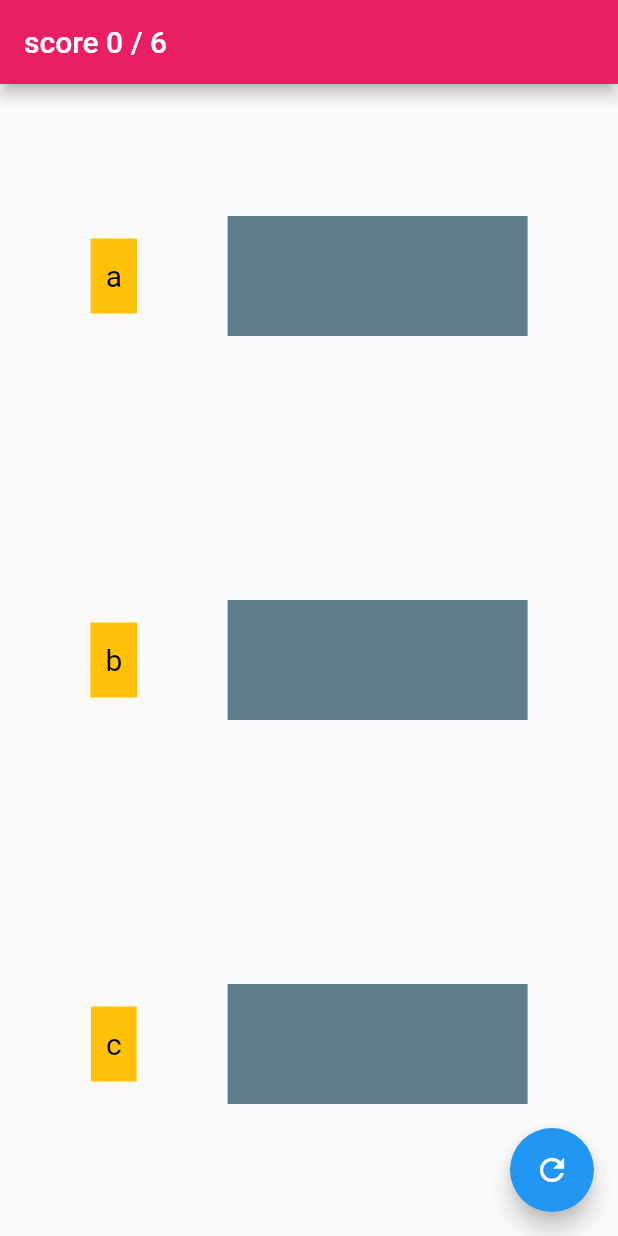
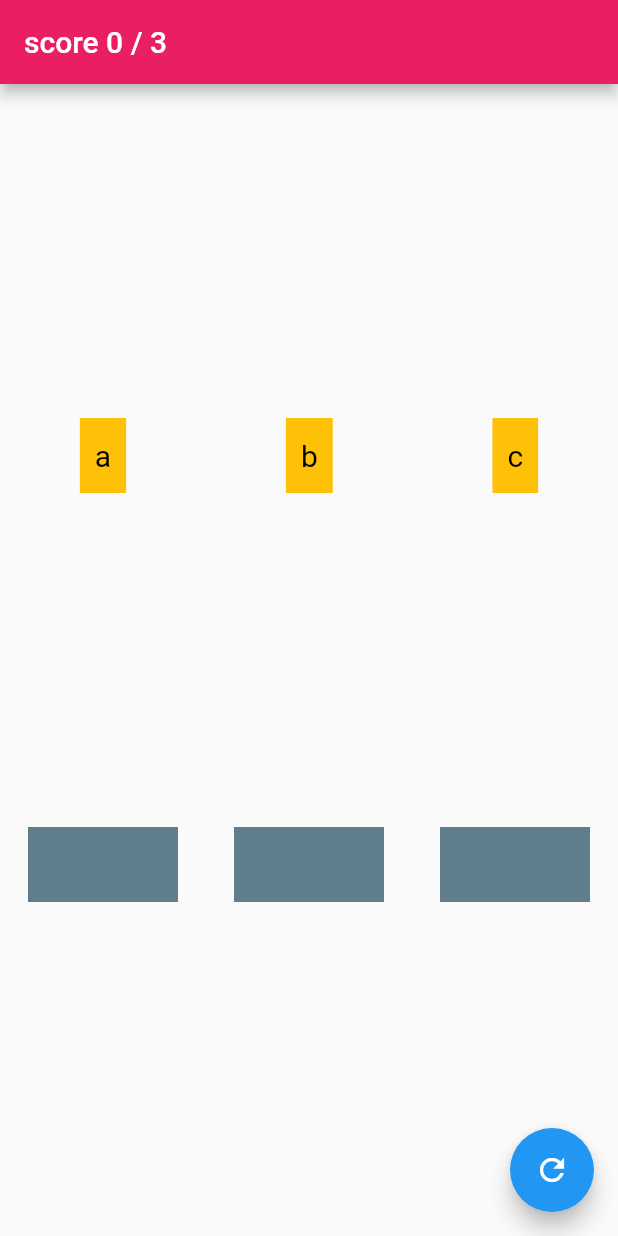
Before and after one commit to RafiaChy/duolingo_clone, a Flutter app: the screen it shows after launch, on a phone screen of 412 x 824 dp. Run offline on Flutter 3.47's test engine with Material 2 defaults, Android fonts, the phone set to English and light mode, and no system bars; Roboto replaces fonts that are missing (PressStart).

Commit message:
updated dragtarget individually

```diff
--- a/lib/pages/ColorGame.dart
+++ b/lib/pages/ColorGame.dart
@@ -23,7 +23,7 @@ class _ColorGameState extends State<ColorGame> {
   @override
   Widget build(BuildContext context) {
     return Scaffold(appBar: AppBar(
-      title: Text('score ${score.length} / 6'),
+      title: Text('score ${score.length} / 3'),
       backgroundColor: Colors.pink,
 
     ),
@@ -31,10 +31,10 @@ class _ColorGameState extends State<ColorGame> {
       score.clear();
       seed++;
     });}, child: Icon(Icons.refresh),),
-    body: Row(
+    body: Column(
       mainAxisAlignment: MainAxisAlignment.spaceEvenly,
       children: [
-        Column(
+        Row(
           mainAxisAlignment: MainAxisAlignment.spaceAround,
          // crossAxisAlignment: CrossAxisAlignment.end,
           children: choices.keys.map((e) {return
@@ -42,10 +42,11 @@ class _ColorGameState extends State<ColorGame> {
            }).toList()
         ),
 
-        Column(
+        Row(
           mainAxisAlignment: MainAxisAlignment.spaceAround,
          // crossAxisAlignment: CrossAxisAlignment.start,
-          children: choices.keys.map((e) => buildTarget(e)).toList(),
+          children: choices.keys.map((e) => Container(  height: 50,
+        width: 100,child: buildTarget(e))).toList()..shuffle(Random(seed)),
         )
       ],
     ),
@@ -60,8 +61,7 @@ class _ColorGameState extends State<ColorGame> {
         color:  Colors.pink,
         child: Text('Correct'),
         alignment: Alignment.center,
-        height: 80,
-        width: 200,
+
       );
     }
     else{
```
